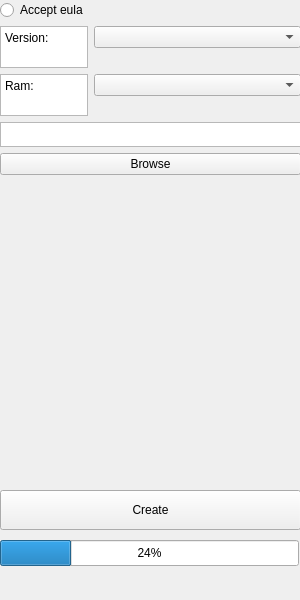
Qt form window.ui (chicken10dys/MinecraftServerMakerGUI) before a commit.
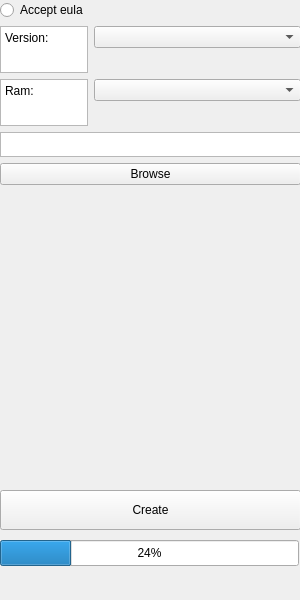
The same form after that commit.

Patch:
```diff
--- a/window.ui
+++ b/window.ui
@@ -32,7 +32,7 @@
       <x>0</x>
       <y>0</y>
       <width>301</width>
-      <height>181</height>
+      <height>191</height>
      </rect>
     </property>
     <layout class="QFormLayout" name="formLayout">
@@ -108,6 +108,9 @@
          <verstretch>0</verstretch>
         </sizepolicy>
        </property>
+       <property name="readOnly">
+        <bool>true</bool>
+       </property>
        <property name="plainText">
         <string>Version:</string>
        </property>
@@ -121,6 +124,9 @@
          <verstretch>0</verstretch>
         </sizepolicy>
        </property>
+       <property name="readOnly">
+        <bool>true</bool>
+       </property>
        <property name="plainText">
         <string>Ram:</string>
        </property>
```
